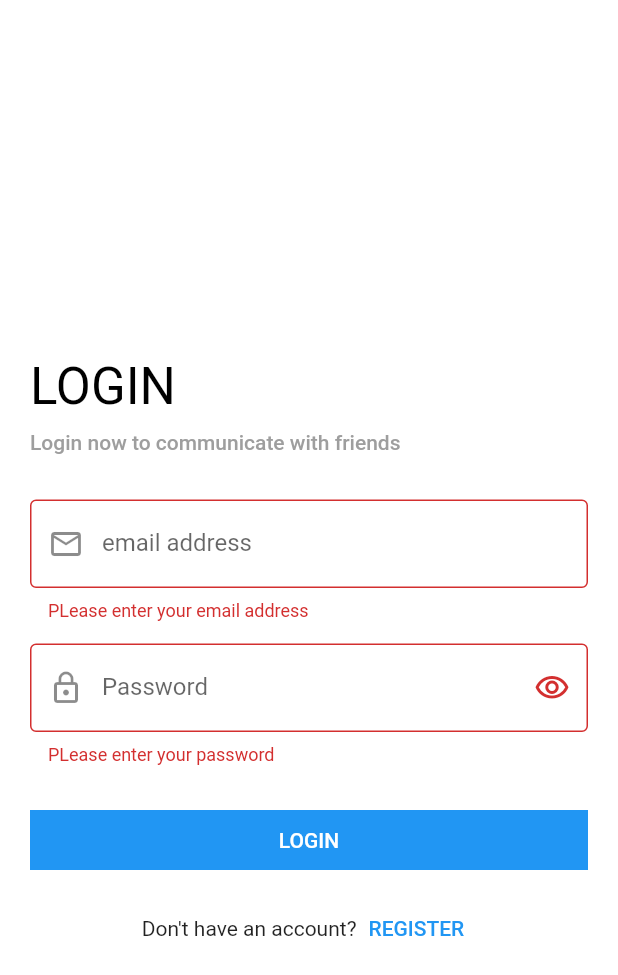
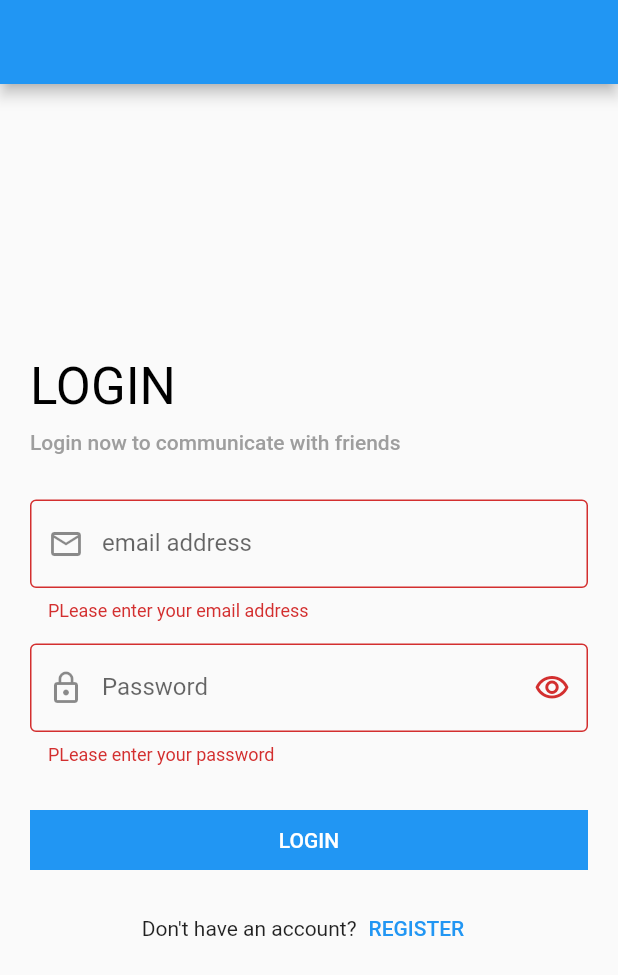
Before and after one commit to Ahmed221b/Chatty, a Flutter app: the screen it shows after launch, after a tap on "LOGIN", on a phone screen of 412 x 824 dp. Shown: the top 975 px of the screen. Run offline on Flutter 3.47's test engine with Material 2 defaults, Android fonts, the phone set to English and light mode, and no system bars; our stand-ins replace bloc, cloud_firestore, conditional_builder_null_safety, firebase_auth, firebase_core, firebase_storage and 4 more; accounts and stored records are empty; network calls fail.

Commit message:
Last version update

```diff
--- a/lib/layout/social_app/cubit/cubit.dart
+++ b/lib/layout/social_app/cubit/cubit.dart
@@ -35,6 +35,7 @@ class SocialCubit extends Cubit<SocialStates>{
     });
   }
 
+  bool isWarning = false;
   int currentIndex = 0;
   List<Widget> Screens = [
     ChatsScreen(),
@@ -43,9 +44,14 @@ class SocialCubit extends Cubit<SocialStates>{
   ];
   List<String> titles = [
     'Chats',
-    'Users',
-    'Settings',
+    'Contacts',
+    'Profile',
   ];
+
+  void changeWarningVariable(bool val)
+  {
+    isWarning = !val;
+  }
 
   void changeBottomNav(int index){
 
@@ -248,6 +254,7 @@ class SocialCubit extends Cubit<SocialStates>{
     required String dateTime,
     required String text,
     required String image,
+    required bool warning
   })
   {
     MessageModel model = MessageModel(
@@ -256,6 +263,7 @@ class SocialCubit extends Cubit<SocialStates>{
       dateTime: dateTime,
       text: text,
       image: image,
+      isBullying: warning,
     );
     FirebaseFirestore.instance
     .collection('users')
--- a/lib/main.dart
+++ b/lib/main.dart
@@ -18,6 +18,8 @@ import 'package:flutter/material.dart';
 import 'package:flutter/services.dart';
 import 'package:flutter_bloc/flutter_bloc.dart';
 
+import 'modules/social_app/splash_screen.dart';
+
 void main() async {
   WidgetsFlutterBinding.ensureInitialized();
   await Firebase.initializeApp();
@@ -27,7 +29,42 @@ void main() async {
   Widget widget;
   uId = CacheHelper.getData(key: 'uId');
   if(uId != null){
-    widget = SocialLayout();
+    widget = MaterialApp(
+      debugShowCheckedModeBanner: false,
+      theme: ThemeData(
+        scaffoldBackgroundColor: Colors.white,
+        appBarTheme: const AppBarTheme(
+          backgroundColor: Colors.white,
+          elevation: 0.0,
+          iconTheme: IconThemeData(
+            color: Colors.black,
+          ),
+          titleTextStyle: TextStyle(
+            color: Colors.black,
+            fontSize: 20.0,
+            fontWeight: FontWeight.bold,
+          ),
+          backwardsCompatibility: false,
+          systemOverlayStyle: SystemUiOverlayStyle(
+            statusBarColor: Colors.white,
+            statusBarIconBrightness: Brightness.dark,
+          ),
+        ),
+        bottomNavigationBarTheme: const BottomNavigationBarThemeData(
+          type: BottomNavigationBarType.fixed,
+          selectedItemColor: defaultColor,
+          unselectedItemColor: Colors.grey,
+          elevation: 20.0,
+          backgroundColor: Colors.white,
+        ) ,
+      ),
+      title: 'My Chat App',
+      initialRoute: '/',
+      routes: {
+        '/': (context) => SplashScreen(),
+        '/chat': (context) => SocialLayout(),
+      },
+    );
   }
   else{
     widget = SocialLoginScreen();
@@ -48,37 +85,10 @@ class MyApp extends StatelessWidget
   Widget build(BuildContext context) {
     return MultiBlocProvider(
       providers: [
-        BlocProvider(create: (BuildContext context) => SocialCubit()..getUserData()..getUsers(),),
+          BlocProvider(create: (BuildContext context) => SocialCubit()..getUserData()..getUsers(),),
       ],
       child: MaterialApp(
         debugShowCheckedModeBanner: false,
-        theme: ThemeData(
-          scaffoldBackgroundColor: Colors.white,
-          appBarTheme: const AppBarTheme(
-            backgroundColor: Colors.white,
-            elevation: 0.0,
-            iconTheme: IconThemeData(
-              color: Colors.black,
-            ),
-            titleTextStyle: TextStyle(
-              color: Colors.black,
-              fontSize: 20.0,
-              fontWeight: FontWeight.bold,
-            ),
-            backwardsCompatibility: false,
-            systemOverlayStyle: SystemUiOverlayStyle(
-              statusBarColor: Colors.white,
-              statusBarIconBrightness: Brightness.dark,
-            ),
-          ),
-          bottomNavigationBarTheme: const BottomNavigationBarThemeData(
-            type: BottomNavigationBarType.fixed,
-            selectedItemColor: defaultColor,
-            unselectedItemColor: Colors.grey,
-            elevation: 20.0,
-            backgroundColor: Colors.white,
-          ) ,
-        ),
         home: startWidget,
       ),
     );
--- a/lib/models/social_app/message_model.dart
+++ b/lib/models/social_app/message_model.dart
@@ -5,12 +5,14 @@ class MessageModel
   String? dateTime;
   String? text;
   String? image;
+  bool? isBullying;
   MessageModel({
    this.senderId,
     this.receiverId,
     this.dateTime,
     this.text,
     this.image,
+    this.isBullying,
   });
   MessageModel.fromJson(Map<String,dynamic> json)
   {
@@ -19,6 +21,8 @@ class MessageModel
     dateTime = json['dateTime'];
     text = json['text'];
     image = json['image'];
+    isBullying = json['isBullying'];
+
   }
 
   Map<String,dynamic> toMap()
@@ -29,6 +33,7 @@ class MessageModel
       'dateTime' : dateTime,
       'text' : text,
       'image' : image,
+      'isBullying' : isBullying,
     };
   }
 
--- a/lib/shared/components/constants.dart
+++ b/lib/shared/components/constants.dart
@@ -2,4 +2,6 @@ import '../../models/social_app/message_model.dart';
 
 String? uId = '';
 String? messageImg;
+bool isWarning = false;
+
 // bool isImage = false;
--- a/pubspec.yaml
+++ b/pubspec.yaml
@@ -78,6 +78,10 @@ flutter:
       fonts:
         - asset: assets/fonts/icons.ttf
 
+    - family: TitleFont
+      fonts:
+        - asset: assets/fonts/splash.ttf
+
   # To add assets to your application, add an assets section, like this:
 
 
```
Also changed, not shown: lib/layout/social_app/social_layout.dart (+4 -4 lines), lib/modules/social_app/chat_details/chat_details_screen.dart (+202 -115 lines), lib/modules/social_app/splash_screen.dart (added, +40 -0 lines), lib/modules/social_app/users/users_screen.dart (+8 -2 lines), assets/fonts/splash.ttf (added).
